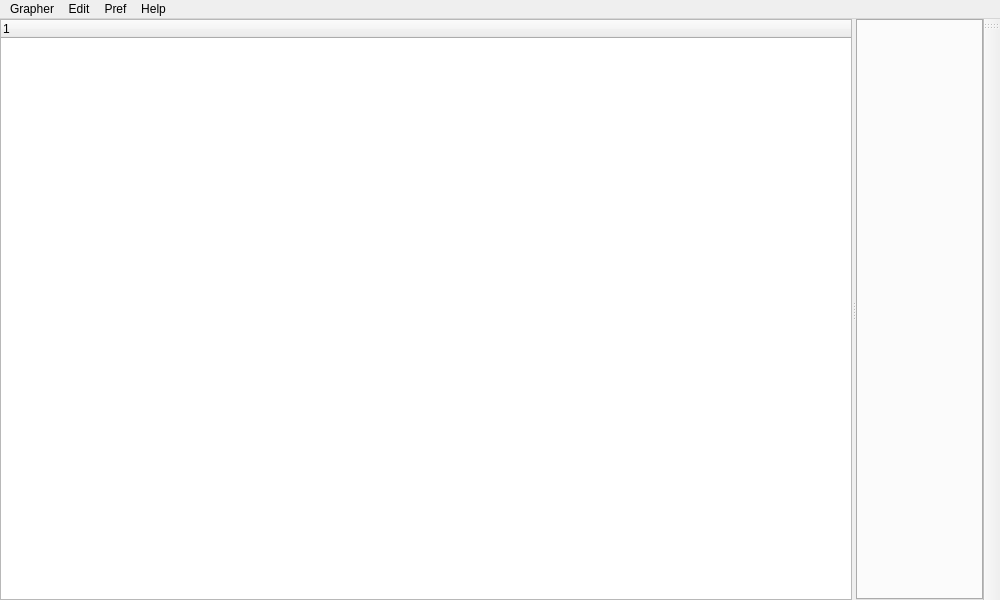
Old version of the form appli/grapher/ud/grapher.ui in the repository snaress/studio.
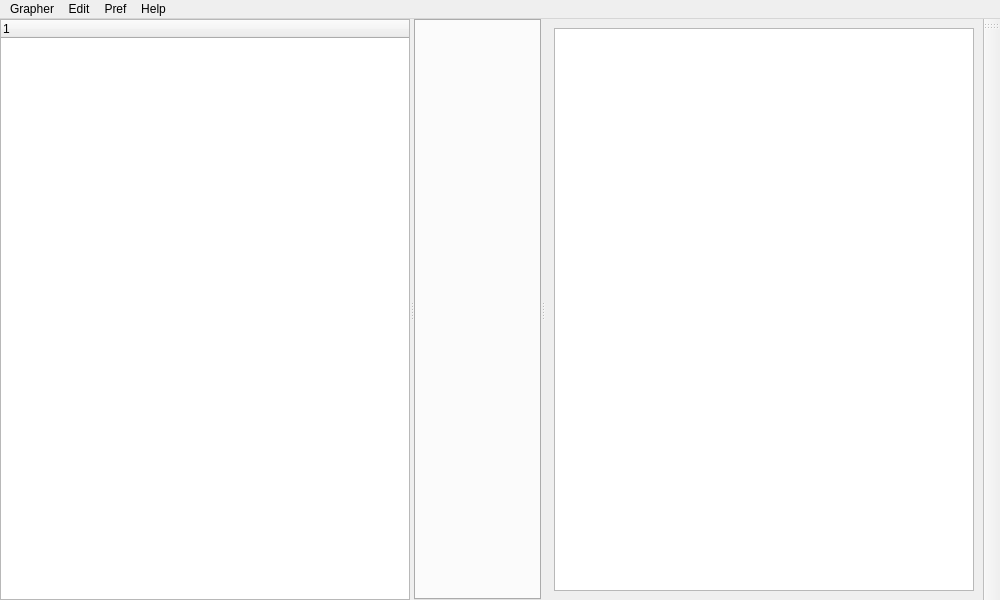
New version of the form.

Commit message: grapher: Add ToolsBar and DataZone

```diff
--- a/appli/grapher/ud/grapher.ui
+++ b/appli/grapher/ud/grapher.ui
@@ -43,6 +43,40 @@
        <property name="currentIndex">
         <number>-1</number>
        </property>
+       <property name="tabsClosable">
+        <bool>false</bool>
+       </property>
+       <property name="movable">
+        <bool>true</bool>
+       </property>
+      </widget>
+      <widget class="QFrame" name="vfNodeData">
+       <layout class="QVBoxLayout" name="vlNodeData">
+        <property name="spacing">
+         <number>0</number>
+        </property>
+        <item>
+         <widget class="QTreeWidget" name="twNodeData">
+          <property name="selectionMode">
+           <enum>QAbstractItemView::NoSelection</enum>
+          </property>
+          <property name="indentation">
+           <number>0</number>
+          </property>
+          <property name="expandsOnDoubleClick">
+           <bool>false</bool>
+          </property>
+          <attribute name="headerVisible">
+           <bool>false</bool>
+          </attribute>
+          <column>
+           <property name="text">
+            <string notr="true">1</string>
+           </property>
+          </column>
+         </widget>
+        </item>
+       </layout>
       </widget>
      </widget>
     </item>
```
Left out of the diff: 16 changed lines with no effect on the pictures. The commit also changes 10 other files.
